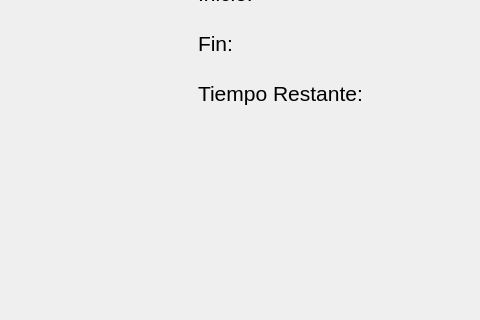
Before: the Qt Designer form static/main.ui in Rmejiaz/SeedGUI, drawn with Qt 5; both pictures show x 372 to 852 and y 126 to 446 of the 1082 by 599 pixel window.
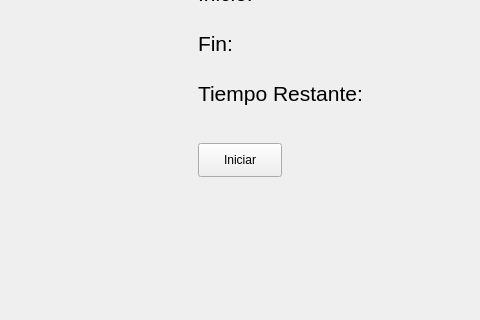
After: the same form once the commit is applied.

The edit to the form file:
```diff
--- a/static/main.ui
+++ b/static/main.ui
@@ -184,6 +184,19 @@
      <string/>
     </property>
    </widget>
+   <widget class="QPushButton" name="pushButton">
+    <property name="geometry">
+     <rect>
+      <x>570</x>
+      <y>250</y>
+      <width>84</width>
+      <height>34</height>
+     </rect>
+    </property>
+    <property name="text">
+     <string>Iniciar</string>
+    </property>
+   </widget>
   </widget>
   <widget class="QMenuBar" name="menubar">
    <property name="geometry">
```
